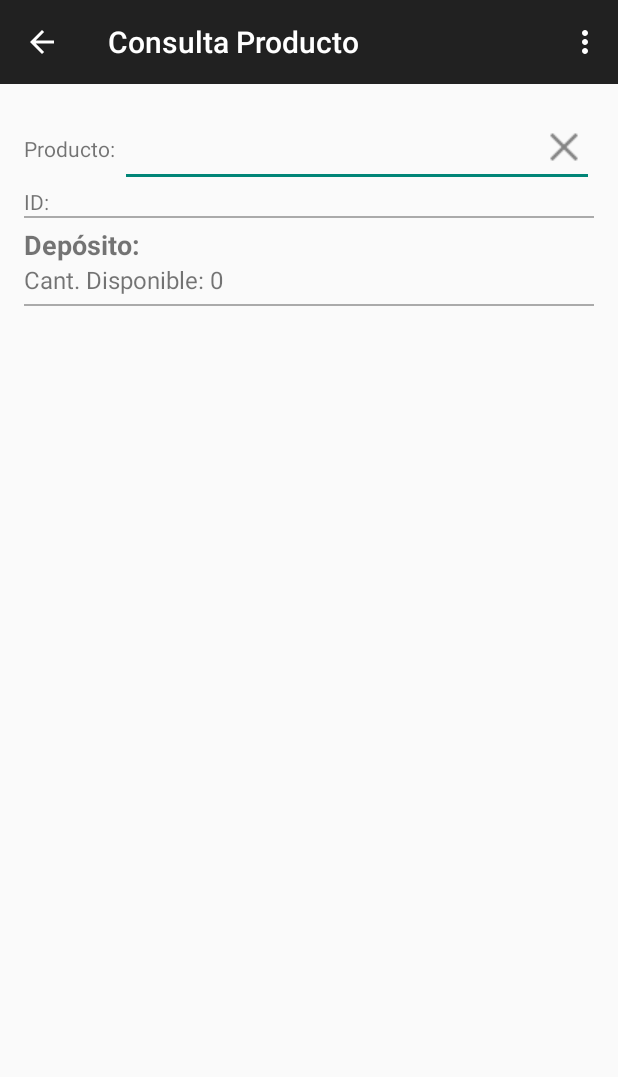
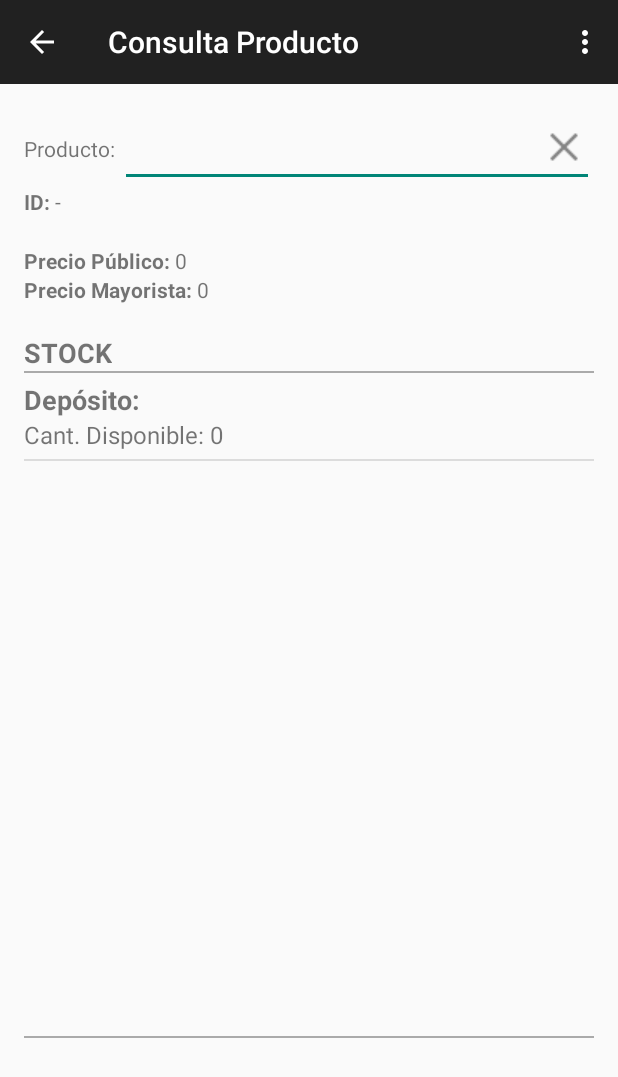
Before and after one commit to Leketo/multipartes2-app, an Android app: the ConsultaStockActivity screen opened directly, with no data from a screen before it, on a phone screen of 412 x 824 dp. Shown: the top 1077 px of the screen. Run offline under Robolectric (Android 15) with nearby library versions, the phone set to English and light mode, and no system bars.

Commit message:
Mostrar Precios de articulos

```diff
--- a/app/src/main/res/layout/activity_consulta_stock.xml
+++ b/app/src/main/res/layout/activity_consulta_stock.xml
@@ -46,15 +46,77 @@
             </py.multipartesapp.customAutoComplete.CustomAutoCompleteView>
 
         </LinearLayout>
+
         <LinearLayout
             android:layout_width="match_parent"
             android:layout_height="wrap_content">
 
             <TextView
+                android:id="@+id/titulo_id_producto"
+                android:layout_width="wrap_content"
+                android:layout_height="wrap_content"
+                android:text="ID: "
+                android:textStyle="bold" />
+            <TextView
                 android:id="@+id/id_producto"
                 android:layout_width="wrap_content"
                 android:layout_height="wrap_content"
-                android:text="ID: "/>
+                android:text="-" />
+
+        </LinearLayout>
+        <LinearLayout
+            android:layout_width="match_parent"
+            android:layout_height="wrap_content"
+            android:paddingBottom="20dp"></LinearLayout>
+        <LinearLayout
+            android:layout_width="match_parent"
+            android:layout_height="wrap_content">
+
+            <TextView
+                android:id="@+id/titulo_precio_publico"
+                android:layout_width="wrap_content"
+                android:layout_height="wrap_content"
+                android:text="Precio Público: "
+                android:textStyle="bold" />
+
+            <TextView
+                android:id="@+id/precio_publico"
+                android:layout_width="wrap_content"
+                android:layout_height="wrap_content"
+                android:text="0" />
+        </LinearLayout>
+        <LinearLayout
+            android:layout_width="match_parent"
+            android:layout_height="wrap_content">
+
+            <TextView
+                android:id="@+id/titulo_precio_mayorista"
+                android:layout_width="wrap_content"
+                android:layout_height="wrap_content"
+                android:text="Precio Mayorista: "
+                android:textStyle="bold" />
+
+            <TextView
+                android:id="@+id/precio_mayorista"
+                android:layout_width="wrap_content"
+                android:layout_height="wrap_content"
+                android:text="0 " />
+        </LinearLayout>
+        <LinearLayout
+            android:layout_width="match_parent"
+            android:layout_height="wrap_content"
+            android:paddingBottom="20dp"></LinearLayout>
+        <LinearLayout
+            android:layout_width="wrap_content"
+            android:layout_height="match_parent">
+
+            <TextView
+                android:id="@+id/titulo_stock"
+                android:layout_width="match_parent"
+                android:layout_height="match_parent"
+                android:text="STOCK"
+                android:textSize="18sp"
+                android:textStyle="bold" />
         </LinearLayout>
 
         <View
@@ -66,8 +128,7 @@
         <ListView
             android:id="@+id/stock_list"
             android:layout_width="match_parent"
-            android:layout_height="match_parent">
-        </ListView>
+            android:layout_height="442dp"></ListView>
 
 
 
```
Also changed, not shown: app/src/main/java/py/multipartesapp/activities/ConsultaStockActivity.java (+15 -30 lines).
